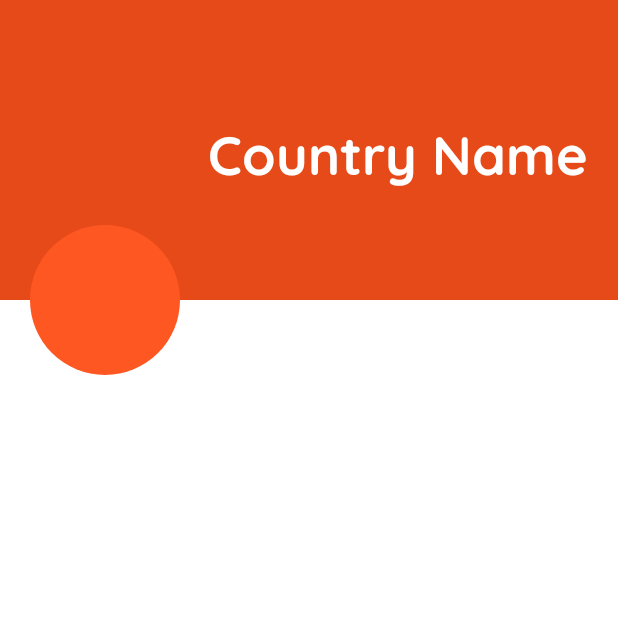
After one commit to glitch-droid/CovidTracker, an Android app: the Details screen opened directly, with no data from a screen before it, on a phone screen of 412 x 824 dp, the top half of it. The commit adds this screen. Run offline under Robolectric (Android 15) with nearby library versions, the phone set to English and light mode, and no system bars; our stand-ins replace CircleImageView; network calls fail; pictures from the network do not load; 2 statements that could not run were skipped.

Commit message:
Details Activity Added

```diff
--- a/app/build.gradle
+++ b/app/build.gradle
@@ -36,6 +36,8 @@ dependencies {
     implementation 'androidx.constraintlayout:constraintlayout:2.0.4'
     implementation 'androidx.legacy:legacy-support-v4:1.0.0'
     implementation "androidx.recyclerview:recyclerview-selection:1.1.0-rc03"
+    implementation 'androidx.navigation:navigation-fragment:2.2.2'
+    implementation 'androidx.navigation:navigation-ui:2.2.2'
     testImplementation 'junit:junit:4.+'
 
     //Firebase dependencies
--- /dev/null
+++ b/app/src/main/java/com/example/myapplication/Details.java
@@ -0,0 +1,30 @@
+package com.example.myapplication;
+
+import androidx.appcompat.app.AppCompatActivity;
+
+import android.os.Bundle;
+import android.widget.TextView;
+
+import com.bumptech.glide.Glide;
+import com.example.myapplication.Models.CountryModel;
+
+import de.hdodenhof.circleimageview.CircleImageView;
+
+public class Details extends AppCompatActivity {
+
+    @Override
+    protected void onCreate(Bundle savedInstanceState) {
+        super.onCreate(savedInstanceState);
+        setContentView(R.layout.activity_details);
+
+        CountryModel country = (CountryModel)getIntent().getSerializableExtra("Country");
+        TextView name = findViewById(R.id.detailName);
+        name.setText(country.getCountry());
+
+        CircleImageView flag = findViewById(R.id.detailFlag);
+        Glide.with(this)
+                .asBitmap()
+                .load(country.getFlag())
+                .into(flag);
+    }
+}
--- a/app/src/main/java/com/example/myapplication/Models/CountryModel.java
+++ b/app/src/main/java/com/example/myapplication/Models/CountryModel.java
@@ -1,6 +1,8 @@
 package com.example.myapplication.Models;
 
-public class CountryModel {
+import java.io.Serializable;
+
+public class CountryModel implements Serializable {
     private String flag, country, cases, todayCases, recovered, active, critical, deaths, todayDeaths, tests;
 
     public CountryModel() {
--- /dev/null
+++ b/app/src/main/res/layout/activity_details.xml
@@ -0,0 +1,40 @@
+<?xml version="1.0" encoding="utf-8"?>
+<RelativeLayout xmlns:android="http://schemas.android.com/apk/res/android"
+    xmlns:app="http://schemas.android.com/apk/res-auto"
+    xmlns:tools="http://schemas.android.com/tools"
+    android:layout_width="match_parent"
+    android:layout_height="match_parent"
+    tools:context=".Details">
+    <ScrollView
+        android:layout_width="match_parent"
+        android:layout_height="wrap_content">
+        <RelativeLayout
+            android:layout_width="match_parent"
+            android:layout_height="730dp">
+            <View
+                android:layout_width="match_parent"
+                android:layout_height="200dp"
+                android:background="@color/primary_dark" />
+
+            <TextView
+                android:id="@+id/detailName"
+                android:layout_width="wrap_content"
+                android:layout_height="wrap_content"
+                android:layout_alignParentEnd="true"
+                android:layout_marginTop="75dp"
+                android:layout_marginEnd="20dp"
+                android:fontFamily="@font/quicksand_bold"
+                android:text="Country Name"
+                android:textColor="@color/white"
+                android:textSize="36dp" />
+            <de.hdodenhof.circleimageview.CircleImageView
+                android:id="@+id/detailFlag"
+                android:layout_width="100dp"
+                android:layout_height="100dp"
+                android:layout_marginTop="150dp"
+                android:layout_marginStart="20dp"
+                android:src="@color/primary"
+                android:elevation="15dp"/>
+        </RelativeLayout>
+    </ScrollView>
+</RelativeLayout>
--- /dev/null
+++ b/app/src/main/res/navigation/nav_graph.xml
@@ -0,0 +1,5 @@
+<?xml version="1.0" encoding="utf-8"?>
+<navigation xmlns:android="http://schemas.android.com/apk/res/android"
+    xmlns:app="http://schemas.android.com/apk/res-auto"
+    xmlns:tools="http://schemas.android.com/tools"
+    android:id="@+id/nav_graph" />
--- /dev/null
+++ b/app/src/main/res/values/dimens.xml
@@ -0,0 +1,3 @@
+<resources>
+    <dimen name="fab_margin">16dp</dimen>
+</resources>
```
Also changed, not shown: app/src/main/AndroidManifest.xml (+5 -3 lines), app/src/main/java/com/example/myapplication/Adapters/CountryListAdapter.java (+19 -4 lines), app/src/main/java/com/example/myapplication/Fragments/AffectedCountriesFragment.java (+13 -5 lines), app/src/main/res/values/strings.xml (+9 -0 lines), app/src/main/res/values/themes.xml (+9 -0 lines).
